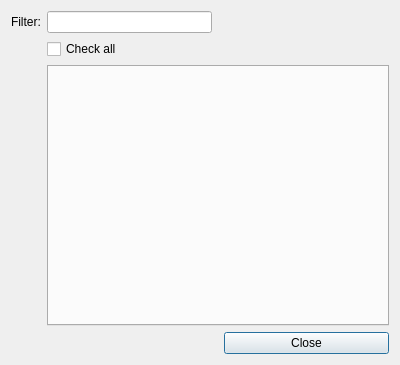
Old version of the form ui/selector.ui in the repository Giswater/giswater_qgis_plugin.
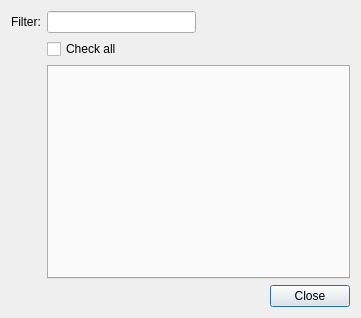
New version of the form.

Commit message: Enhancement: update selector ui

Patch:
```diff
--- a/ui/selector.ui
+++ b/ui/selector.ui
@@ -6,38 +6,69 @@
    <rect>
     <x>0</x>
     <y>0</y>
-    <width>400</width>
-    <height>365</height>
+    <width>361</width>
+    <height>318</height>
    </rect>
   </property>
   <property name="windowTitle">
    <string>Selector</string>
   </property>
   <layout class="QGridLayout" name="gridLayout">
-   <item row="4" column="3">
+   <item row="0" column="0" colspan="2">
+    <layout class="QGridLayout" name="gridLayout_2">
+     <item row="1" column="2">
+      <spacer name="horizontalSpacer_2">
+       <property name="orientation">
+        <enum>Qt::Horizontal</enum>
+       </property>
+       <property name="sizeHint" stdset="0">
+        <size>
+         <width>40</width>
+         <height>20</height>
+        </size>
+       </property>
+      </spacer>
+     </item>
+     <item row="1" column="1">
+      <widget class="QLineEdit" name="txt_filter"/>
+     </item>
+     <item row="1" column="0">
+      <widget class="QLabel" name="lbl_filter">
+       <property name="text">
+        <string>Filter:</string>
+       </property>
+      </widget>
+     </item>
+     <item row="3" column="1" colspan="2">
+      <widget class="QTabWidget" name="main_tab">
+       <property name="sizePolicy">
+        <sizepolicy hsizetype="Preferred" vsizetype="Preferred">
+         <horstretch>0</horstretch>
+         <verstretch>0</verstretch>
+        </sizepolicy>
+       </property>
+       <property name="currentIndex">
+        <number>-1</number>
+       </property>
+      </widget>
+     </item>
+     <item row="2" column="1" colspan="2">
+      <widget class="QCheckBox" name="chk_all">
+       <property name="text">
+        <string>Check all</string>
+       </property>
+      </widget>
+     </item>
+    </layout>
+   </item>
+   <item row="1" column="1">
     <widget class="QPushButton" name="btn_close">
      <property name="text">
       <string>Close</string>
      </property>
     </widget>
    </item>
-   <item row="0" column="3">
-    <spacer name="horizontalSpacer_2">
-     <property name="orientation">
-      <enum>Qt::Horizontal</enum>
-     </property>
-     <property name="sizeHint" stdset="0">
-      <size>
-       <width>40</width>
-       <height>20</height>
-      </size>
-     </property>
-    </spacer>
-   </item>
-   <item row="0" column="1">
-    <widget class="QLineEdit" name="txt_filter"/>
-   </item>
-   <item row="4" column="1">
+   <item row="1" column="0">
     <spacer name="horizontalSpacer">
      <property name="orientation">
       <enum>Qt::Horizontal</enum>
@@ -50,27 +81,6 @@
      </property>
     </spacer>
    </item>
-   <item row="0" column="0">
-    <widget class="QLabel" name="label">
-     <property name="text">
-      <string>Filter:</string>
-     </property>
-    </widget>
-   </item>
-   <item row="1" column="1">
-    <widget class="QCheckBox" name="chk_all">
-     <property name="text">
-      <string>Check all</string>
-     </property>
-    </widget>
-   </item>
-   <item row="3" column="1" colspan="3">
-    <widget class="QTabWidget" name="main_tab">
-     <property name="currentIndex">
-      <number>-1</number>
-     </property>
-    </widget>
-   </item>
   </layout>
  </widget>
  <resources/>
```
The commit also changes 1 other file.
